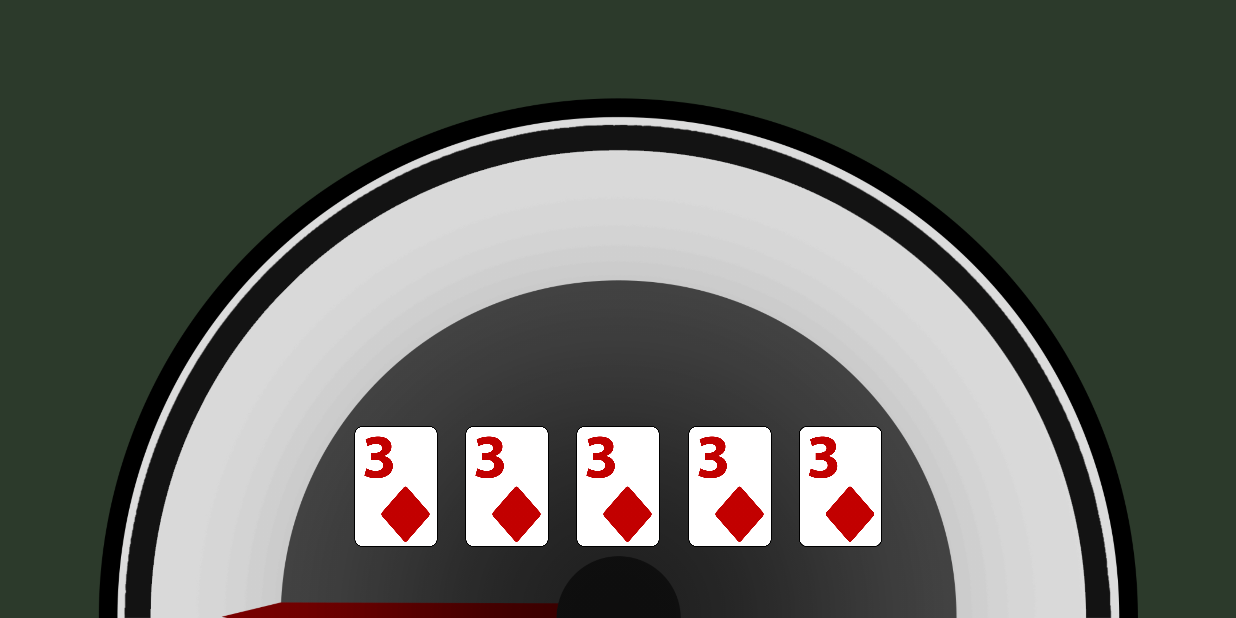
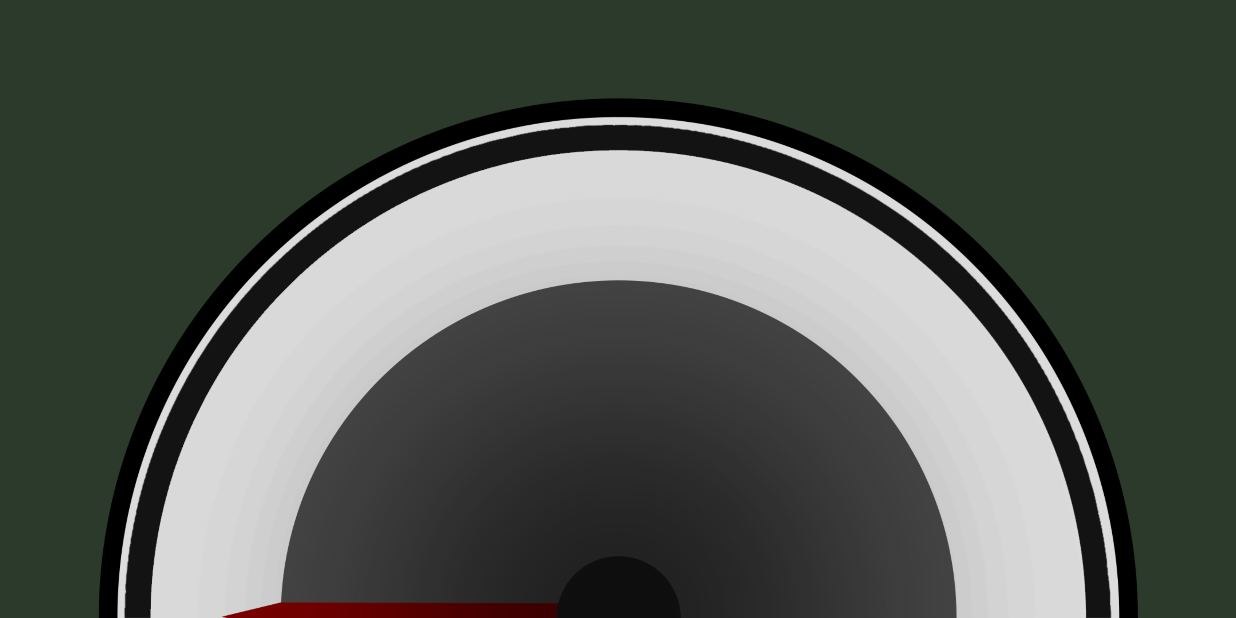
Before and after one commit to latedude2/P3_image_processing, an Android app: the ActivitySpeedometer screen opened directly, with no data from a screen before it, on a phone screen of 824 x 412 dp (held sideways). Run offline under Robolectric (Android 15) with nearby library versions, the phone set to English and light mode, and no system bars; 2 statements that could not run were skipped.

Commit message:
some fixes and comments

```diff
--- a/android_application/android_application_for_P3/app/src/main/java/com/example/android_application_for_p3/ActivityCardInput.java
+++ b/android_application/android_application_for_P3/app/src/main/java/com/example/android_application_for_p3/ActivityCardInput.java
@@ -11,13 +11,10 @@ import android.widget.ImageView;
 public class ActivityCardInput extends AppCompatActivity {
 
     ImageButton confirmButton;
-
     String handCards = "";
-
     String cards = "";
     String card1 = "";
     String card2 = "";
-
     String cardIndex = "";
 
     @Override
--- a/android_application/android_application_for_P3/app/src/main/res/layout/activity_speedometer.xml
+++ b/android_application/android_application_for_P3/app/src/main/res/layout/activity_speedometer.xml
@@ -124,8 +124,7 @@
         app:layout_constraintBottom_toBottomOf="@id/guideline_card_bottom"
         app:layout_constraintEnd_toEndOf="@id/guideline_card_one_two"
         app:layout_constraintStart_toStartOf="@id/guideline_card_left"
-        app:layout_constraintTop_toTopOf="@+id/guideline_card_top"
-        android:src="@drawable/d3"/>
+        app:layout_constraintTop_toTopOf="@+id/guideline_card_top" />
 
     <ImageView
         android:id="@+id/card2"
@@ -134,8 +133,7 @@
         app:layout_constraintBottom_toBottomOf="@id/guideline_card_bottom"
         app:layout_constraintEnd_toEndOf="@id/guideline_two_three"
         app:layout_constraintStart_toStartOf="@id/guideline_card_one_two"
-        app:layout_constraintTop_toTopOf="@id/guideline_card_top"
-        android:src="@drawable/d3"/>
+        app:layout_constraintTop_toTopOf="@id/guideline_card_top" />
 
     <ImageView
         android:id="@+id/card3"
@@ -144,8 +142,7 @@
         app:layout_constraintBottom_toBottomOf="@id/guideline_card_bottom"
         app:layout_constraintEnd_toEndOf="@id/guideline_three_four"
         app:layout_constraintStart_toStartOf="@id/guideline_two_three"
-        app:layout_constraintTop_toTopOf="@id/guideline_card_top"
-        android:src="@drawable/d3"/>
+        app:layout_constraintTop_toTopOf="@id/guideline_card_top" />
 
     <ImageView
         android:id="@+id/card4"
@@ -154,8 +151,7 @@
         app:layout_constraintBottom_toBottomOf="@id/guideline_card_bottom"
         app:layout_constraintEnd_toEndOf="@id/guideline_card_four_five"
         app:layout_constraintStart_toEndOf="@id/guideline_three_four"
-        app:layout_constraintTop_toTopOf="@id/guideline_card_top"
-        android:src="@drawable/d3"/>
+        app:layout_constraintTop_toTopOf="@id/guideline_card_top" />
 
     <ImageView
         android:id="@+id/card5"
@@ -164,8 +160,7 @@
         app:layout_constraintBottom_toBottomOf="@id/guideline_card_bottom"
         app:layout_constraintEnd_toStartOf="@id/guideline_card_right"
         app:layout_constraintStart_toEndOf="@id/guideline_card_four_five"
-        app:layout_constraintTop_toTopOf="@+id/guideline_card_top"
-        android:src="@drawable/d3"/>
+        app:layout_constraintTop_toTopOf="@+id/guideline_card_top" />
 
     <TextView
         android:id="@+id/combination_text"
```
Also changed, not shown: android_application/android_application_for_P3/app/src/main/java/com/example/android_application_for_p3/ActivitySetSuits.java (+8 -13 lines), android_application/android_application_for_P3/app/src/main/java/com/example/android_application_for_p3/ActivitySetValue.java (+12 -14 lines).
